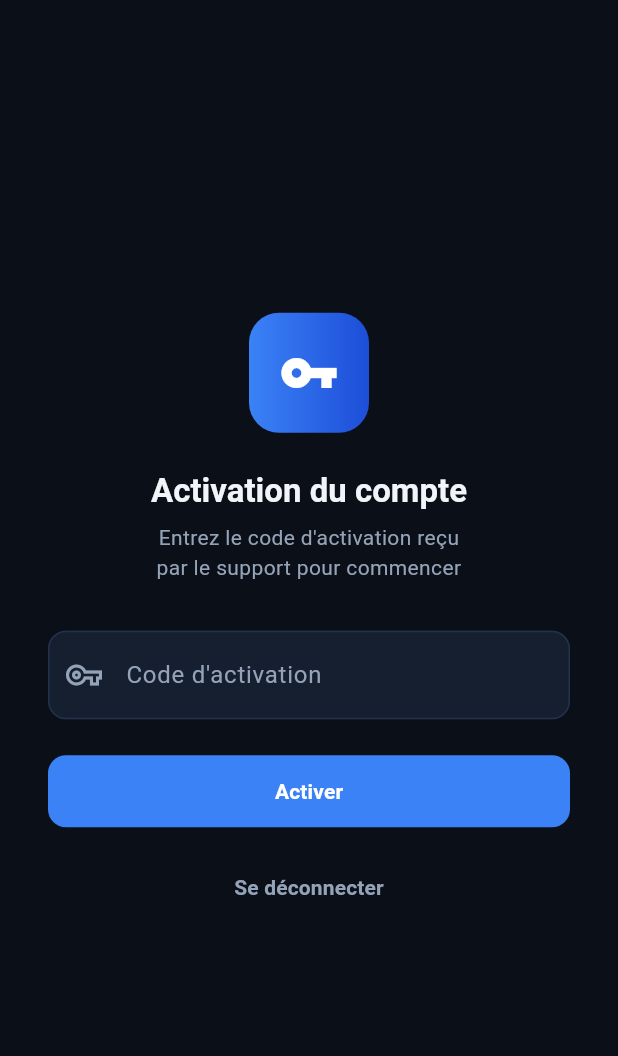
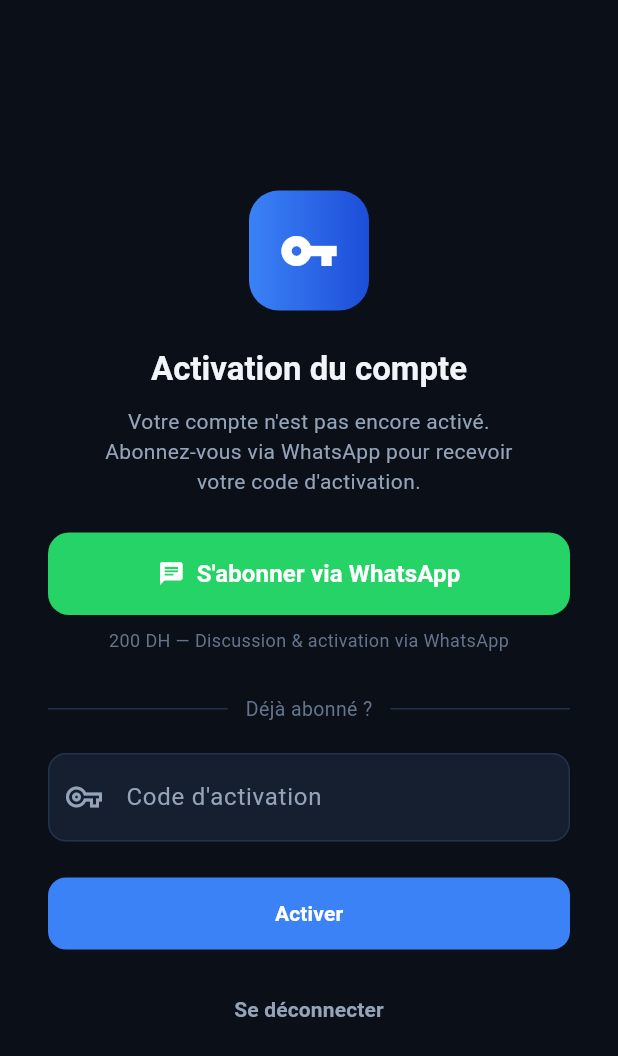
Before and after one commit to Smethodique/webmobil, a Flutter app: the ActivationScreen screen opened directly, on a phone screen of 412 x 824 dp. Shown: the top 1056 px of the screen. Run offline on Flutter 3.47's test engine with Material 3 defaults, Android fonts, the phone set to English and light mode, and no system bars; our stand-ins replace audioplayers, dio, flutter_dotenv, flutter_riverpod, flutter_secure_storage, image_picker and 1 more; missing offline and left inert: flutter_math_fork, record; accounts and stored records are empty; network calls fail.

Commit message:
feat: WhatsApp subscription flow in activation screen
- Added url_launcher dependency
- ActivationScreen now has 'S'abonner via WhatsApp' button (WhatsApp green)
- Opens WhatsApp to +212771281276 with pre-filled French message
- Keep existing activation code flow for already-subscribed users
- Shows subscription details: 200 DH, discussion via WhatsApp

```diff
--- a/frontend/lib/screens/auth/activation_screen.dart
+++ b/frontend/lib/screens/auth/activation_screen.dart
@@ -1,5 +1,6 @@
 import 'package:flutter/material.dart';
 import 'package:flutter_riverpod/flutter_riverpod.dart';
+import 'package:url_launcher/url_launcher.dart';
 import '../../constants/colors.dart';
 import '../../providers/auth_provider.dart';
 
@@ -13,6 +14,12 @@
 class _ActivationScreenState extends ConsumerState<ActivationScreen> {
   final _codeCtrl = TextEditingController();
   bool _loading = false;
+
+  static const _whatsappNumber = '+212771281276';
+  static const _whatsappMessage =
+      'Bonjour, je souhaite m\'abonner à FMP Prep AI. '
+      'Pouvez-vous me donner les détails pour l\'activation ?';
+  static const _whatsappGreen = Color(0xFF25D366);
 
   @override
   void dispose() {
@@ -33,6 +40,23 @@
       ScaffoldMessenger.of(context).showSnackBar(
         SnackBar(
           content: Text(err),
+          backgroundColor: AppColors.error,
+        ),
+      );
+    }
+  }
+
+  Future<void> _openWhatsApp() async {
+    final encoded = Uri.encodeComponent(_whatsappMessage);
+    final uri = Uri.parse('https://wa.me/$_whatsappNumber?text=$encoded');
+    try {
+      await launchUrl(uri, mode: LaunchMode.externalApplication);
+    } catch (_) {
+      if (!mounted) return;
+      ScaffoldMessenger.of(context).showSnackBar(
+        const SnackBar(
+          content: Text('Impossible d\'ouvrir WhatsApp. '
+              'Contactez-nous au $_whatsappNumber'),
           backgroundColor: AppColors.error,
         ),
       );
@@ -64,13 +88,75 @@
                 'Activation du compte',
                 style: Theme.of(context).textTheme.headlineMedium,
               ),
-              const SizedBox(height: 8),
+              const SizedBox(height: 12),
               const Text(
-                'Entrez le code d\'activation reçu\npar le support pour commencer',
+                "Votre compte n'est pas encore activé.\n"
+                'Abonnez-vous via WhatsApp pour recevoir\n'
+                'votre code d\'activation.',
                 textAlign: TextAlign.center,
                 style: TextStyle(color: AppColors.textSecondary),
               ),
-              const SizedBox(height: 32),
+              const SizedBox(height: 24),
+
+              // ── WhatsApp Subscribe ──
+              SizedBox(
+                width: double.infinity,
+                child: ElevatedButton.icon(
+                  onPressed: _openWhatsApp,
+                  icon: const Icon(Icons.chat, color: Colors.white),
+                  label: const Text(
+                    "S'abonner via WhatsApp",
+                    style: TextStyle(
+                      fontSize: 16,
+                      fontWeight: FontWeight.w600,
+                      color: Colors.white,
+                    ),
+                  ),
+                  style: ElevatedButton.styleFrom(
+                    backgroundColor: _whatsappGreen,
+                    foregroundColor: Colors.white,
+                    padding: const EdgeInsets.symmetric(vertical: 16),
+                    shape: RoundedRectangleBorder(
+                      borderRadius: BorderRadius.circular(14),
+                    ),
+                  ),
+                ),
+              ),
+              const SizedBox(height: 8),
+              const Text(
+                '200 DH — Discussion & activation via WhatsApp',
+                style: TextStyle(
+                  color: AppColors.textMuted,
+                  fontSize: 12,
+                ),
+              ),
+
+              const SizedBox(height: 28),
+
+              // ── Divider ──
+              Row(
+                children: [
+                  const Expanded(
+                    child: Divider(color: AppColors.surfaceBorder),
+                  ),
+                  Padding(
+                    padding: const EdgeInsets.symmetric(horizontal: 12),
+                    child: Text(
+                      'Déjà abonné ?',
+                      style: TextStyle(
+                        color: AppColors.textMuted,
+                        fontSize: 13,
+                      ),
+                    ),
+                  ),
+                  const Expanded(
+                    child: Divider(color: AppColors.surfaceBorder),
+                  ),
+                ],
+              ),
+              const SizedBox(height: 20),
+
+              // ── Activation Code Input ──
               TextField(
                 controller: _codeCtrl,
                 textCapitalization: TextCapitalization.characters,
@@ -80,7 +166,7 @@
                   fontSize: 18,
                 ),
                 decoration: InputDecoration(
-                  labelText: 'Code d\'activation',
+                  labelText: "Code d'activation",
                   hintText: 'XXXX-XXXX-XXXX',
                   hintStyle: const TextStyle(
                     color: AppColors.textSecondary,
--- a/frontend/pubspec.yaml
+++ b/frontend/pubspec.yaml
@@ -58,6 +58,9 @@
   path_provider: ^2.1.0
   web_socket_channel: ^3.0.0
 
+  # URL Launcher (WhatsApp subscription)
+  url_launcher: ^6.2.0
+
 dev_dependencies:
   flutter_test:
     sdk: flutter
```
Also changed, not shown: 5 other files.
